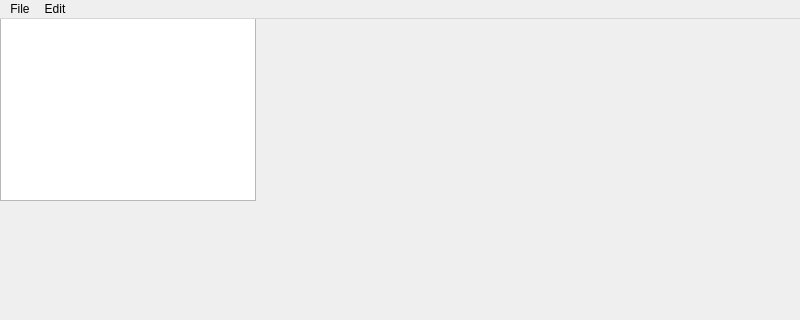
Before: the Qt Designer form mainwindow.ui in turoniol/MapCreator, drawn with Qt 5; both pictures show x 0 to 800 and y 0 to 320 of the 800 by 600 pixel window.
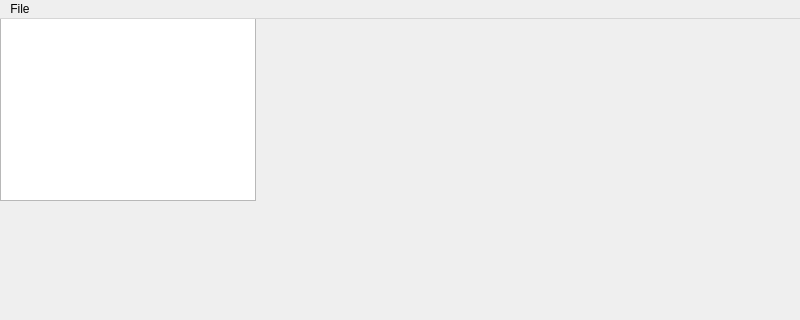
After: the same form once the commit is applied.

Patch:
```diff
--- a/mainwindow.ui
+++ b/mainwindow.ui
@@ -64,13 +64,7 @@
     <addaction name="separator"/>
     <addaction name="actionQuit"/>
    </widget>
-   <widget class="QMenu" name="menuEdit">
-    <property name="title">
-     <string>Edit</string>
-    </property>
-   </widget>
    <addaction name="menuFile"/>
-   <addaction name="menuEdit"/>
   </widget>
   <action name="actionNew_fmap">
    <property name="text">
```
